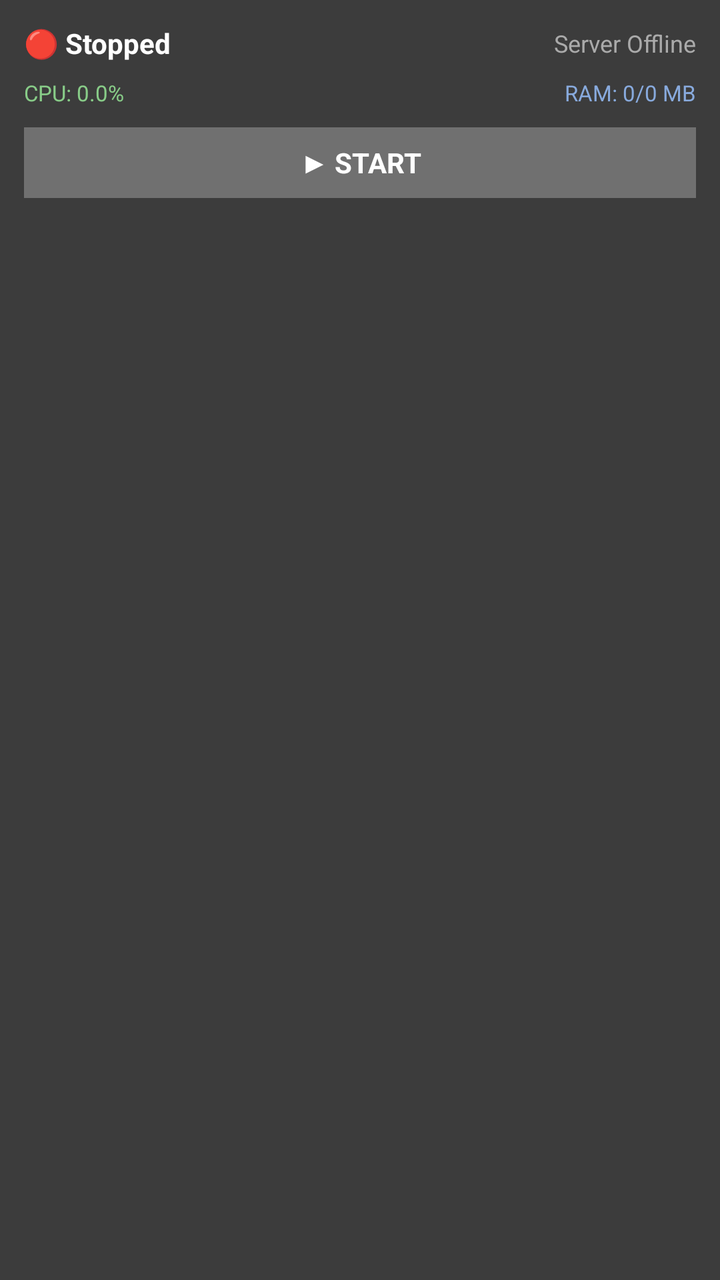
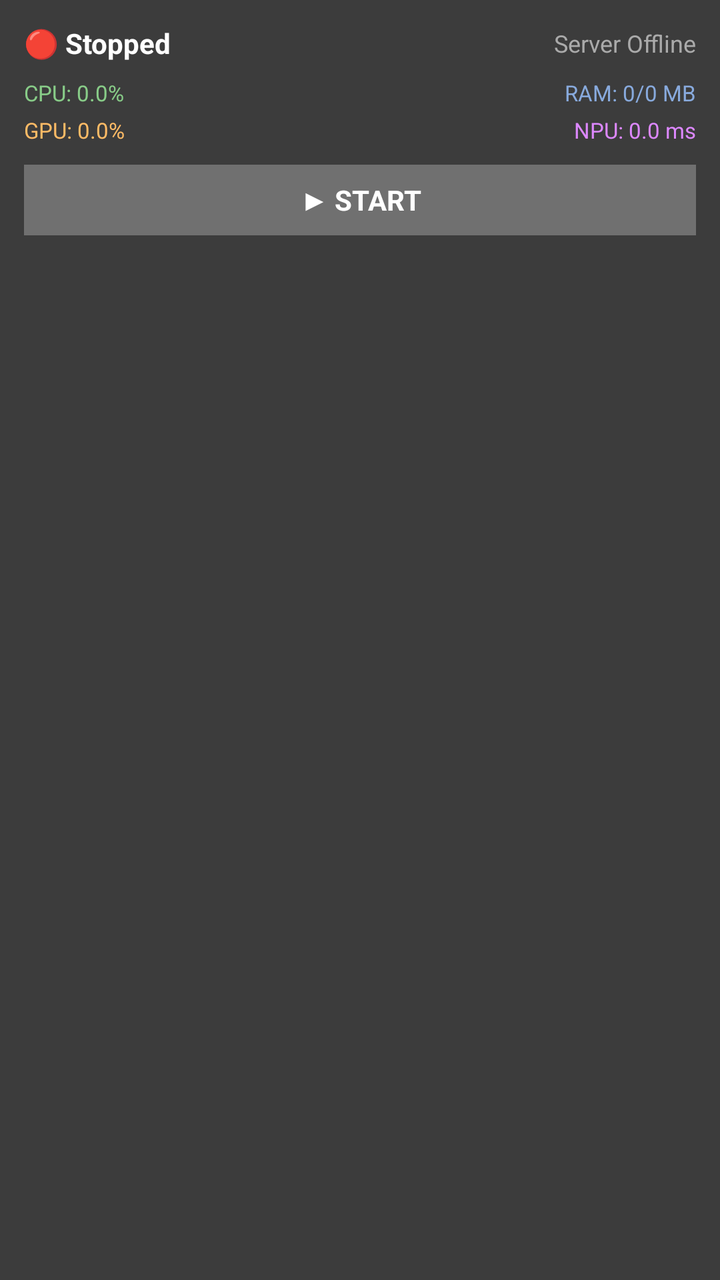

Compare the two renders of this Android layout. The source of the first and the diff that turns it into the second are given below.
<!-- AndroidManifest.xml: fallback theme Theme.MaterialComponents.DayNight.NoActionBar -->
<!-- res/layout/widget_server_telemetry.xml -->
<?xml version="1.0" encoding="utf-8"?>
<LinearLayout xmlns:android="http://schemas.android.com/apk/res/android"
    android:layout_width="match_parent"
    android:layout_height="match_parent"
    android:orientation="vertical"
    android:padding="12dp"
    android:background="#E0222222">

    
    <LinearLayout
        android:layout_width="match_parent"
        android:layout_height="wrap_content"
        android:orientation="horizontal"
        android:gravity="center_vertical">

        <TextView
            android:id="@+id/widget_status"
            android:layout_width="wrap_content"
            android:layout_height="wrap_content"
            android:text="🔴 Stopped"
            android:textColor="#FFFFFF"
            android:textSize="14sp"
            android:textStyle="bold" />

        <TextView
            android:id="@+id/widget_ip_address"
            android:layout_width="0dp"
            android:layout_height="wrap_content"
            android:layout_weight="1"
            android:text="Server Offline"
            android:textColor="#AAAAAA"
            android:textSize="12sp"
            android:gravity="end"
            android:singleLine="true" />
    </LinearLayout>

    
    <LinearLayout
        android:layout_width="match_parent"
        android:layout_height="wrap_content"
        android:orientation="horizontal"
        android:layout_marginTop="8dp">

        <TextView
            android:id="@+id/widget_cpu"
            android:layout_width="0dp"
            android:layout_height="wrap_content"
            android:layout_weight="1"
            android:text="CPU: 0.0%"
            android:textColor="#88CC88"
            android:textSize="11sp" />

        <TextView
            android:id="@+id/widget_ram"
            android:layout_width="0dp"
            android:layout_height="wrap_content"
            android:layout_weight="1"
            android:text="RAM: 0/0 MB"
            android:textColor="#88AADD"
            android:textSize="11sp"
            android:gravity="end" />
    </LinearLayout>

    
    <TextView
        android:id="@+id/widget_toggle_btn"
        android:layout_width="match_parent"
        android:layout_height="wrap_content"
        android:layout_marginTop="10dp"
        android:text="▶ START"
        android:textColor="#FFFFFF"
        android:textSize="14sp"
        android:textStyle="bold"
        android:gravity="center"
        android:padding="8dp"
        android:background="#44FFFFFF"
        android:clickable="true"
        android:focusable="true" />

</LinearLayout>
<!-- resources referenced by this layout -->
<resources>

</resources>

<!-- the commit's change to res/layout/widget_server_telemetry.xml (unified diff, before → after) -->
@@ -62,6 +62,33 @@
     </LinearLayout>
 
     
+    <LinearLayout
+        android:layout_width="match_parent"
+        android:layout_height="wrap_content"
+        android:orientation="horizontal"
+        android:layout_marginTop="4dp">
+
+        <TextView
+            android:id="@+id/widget_gpu"
+            android:layout_width="0dp"
+            android:layout_height="wrap_content"
+            android:layout_weight="1"
+            android:text="GPU: 0.0%"
+            android:textColor="#FFBB66"
+            android:textSize="11sp" />
+
+        <TextView
+            android:id="@+id/widget_npu"
+            android:layout_width="0dp"
+            android:layout_height="wrap_content"
+            android:layout_weight="1"
+            android:text="NPU: 0.0 ms"
+            android:textColor="#DD88FF"
+            android:textSize="11sp"
+            android:gravity="end" />
+    </LinearLayout>
+
+    
     <TextView
         android:id="@+id/widget_toggle_btn"
         android:layout_width="match_parent"
